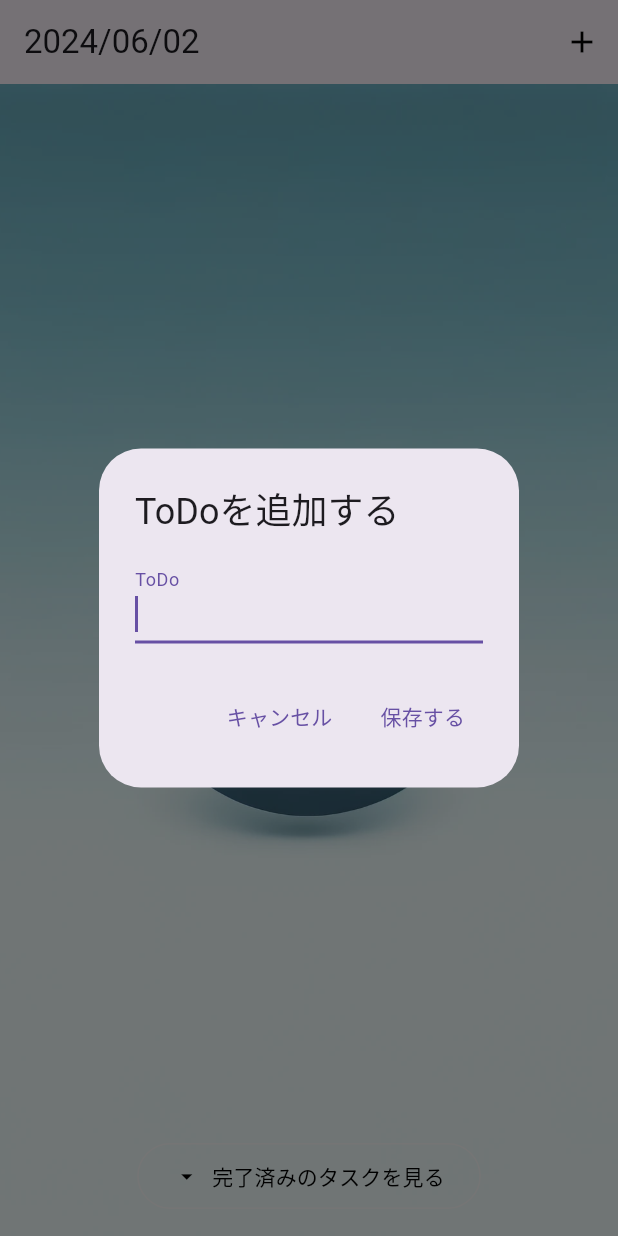
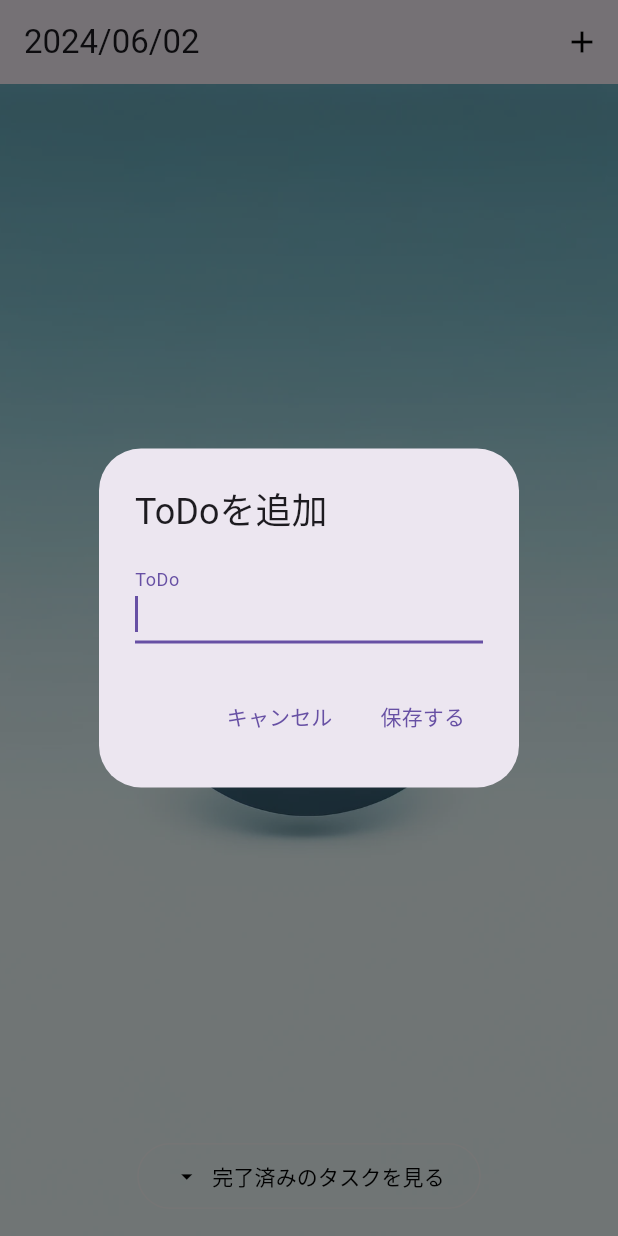
Before and after one commit to takuowake/todo-list, a Flutter app: the screen it shows after launch, after a tap on the "add" icon, on a phone screen of 412 x 824 dp. Run offline on Flutter 3.47's test engine with Material 3 defaults, Android fonts, the phone set to English and light mode, and no system bars; our stand-ins replace flutter_riverpod, shared_preferences.

Commit message:
ダイアログ内の文言を変更

```diff
--- a/lib/views/todo_list_screen.dart
+++ b/lib/views/todo_list_screen.dart
@@ -249,7 +249,7 @@ class _TodoListScreenState extends ConsumerState<TodoListScreen> {
       context: context,
       builder: (BuildContext context) {
         return AlertDialog(
-          title: const Text('ToDoを追加する'),
+          title: const Text('ToDoを追加'),
           content: TextField(
             controller: textController,
             autofocus: true,
@@ -288,7 +288,7 @@ class _TodoListScreenState extends ConsumerState<TodoListScreen> {
       context: context,
       builder: (BuildContext context) {
         return AlertDialog(
-          title: const Text('ToDoを編集する'),
+          title: const Text('ToDoを編集'),
           content: TextField(
             controller: textController,
             autofocus: true,
@@ -319,7 +319,7 @@ class _TodoListScreenState extends ConsumerState<TodoListScreen> {
       context: context,
       builder: (BuildContext context) {
         return AlertDialog(
-          title: const Text('このToDoを削除しますか？'),
+          title: const Text('ToDoを削除'),
           actions: [
             TextButton(
               onPressed: () {
```
